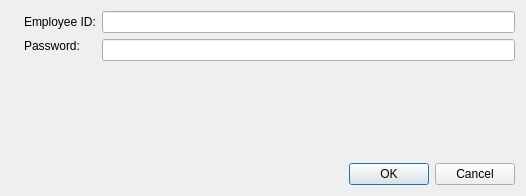
Qt form Login.ui (bedi1982/Oficina) before a commit.
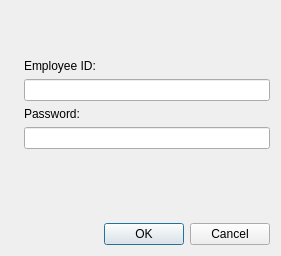
The same form after that commit. Icons and pictures are not drawn.

```diff
--- a/Login.ui
+++ b/Login.ui
@@ -6,36 +6,36 @@
    <rect>
     <x>0</x>
     <y>0</y>
-    <width>526</width>
-    <height>196</height>
+    <width>281</width>
+    <height>256</height>
    </rect>
   </property>
   <property name="windowTitle">
    <string>login</string>
   </property>
   <layout class="QGridLayout" name="gridLayout">
-   <item row="0" column="1">
+   <item row="7" column="1">
+    <widget class="QLabel" name="label_Feedback">
+     <property name="text">
+      <string/>
+     </property>
+    </widget>
+   </item>
+   <item row="1" column="3">
     <widget class="QLabel" name="lbl_UserId">
      <property name="text">
       <string>Employee ID:</string>
      </property>
     </widget>
    </item>
-   <item row="1" column="2" alignment="Qt::AlignTop">
+   <item row="4" column="3" alignment="Qt::AlignTop">
     <widget class="QLineEdit" name="line_Password">
      <property name="echoMode">
       <enum>QLineEdit::Password</enum>
      </property>
     </widget>
    </item>
-   <item row="1" column="1" alignment="Qt::AlignTop">
-    <widget class="QLabel" name="lbl_ID">
-     <property name="text">
-      <string>Password:</string>
-     </property>
-    </widget>
-   </item>
-   <item row="0" column="2">
+   <item row="2" column="3">
     <widget class="QLineEdit" name="line_ID">
      <property name="inputMethodHints">
       <set>Qt::ImhPreferNumbers</set>
@@ -45,14 +45,47 @@
      </property>
     </widget>
    </item>
-   <item row="3" column="1">
-    <widget class="QLabel" name="label_Feedback">
+   <item row="7" column="3" alignment="Qt::AlignTop">
+    <widget class="QDialogButtonBox" name="buttonBox">
+     <property name="standardButtons">
+      <set>QDialogButtonBox::Cancel|QDialogButtonBox::Ok</set>
+     </property>
+    </widget>
+   </item>
+   <item row="3" column="3">
+    <widget class="QLabel" name="lbl_ID">
      <property name="text">
-      <string/>
+      <string>Password:</string>
      </property>
     </widget>
    </item>
-   <item row="1" column="0">
+   <item row="0" column="3">
+    <spacer name="verticalSpacer_2">
+     <property name="orientation">
+      <enum>Qt::Vertical</enum>
+     </property>
+     <property name="sizeHint" stdset="0">
+      <size>
+       <width>20</width>
+       <height>40</height>
+      </size>
+     </property>
+    </spacer>
+   </item>
+   <item row="6" column="3">
+    <spacer name="verticalSpacer">
+     <property name="orientation">
+      <enum>Qt::Vertical</enum>
+     </property>
+     <property name="sizeHint" stdset="0">
+      <size>
+       <width>20</width>
+       <height>40</height>
+      </size>
+     </property>
+    </spacer>
+   </item>
+   <item row="5" column="3">
     <widget class="QLabel" name="label">
      <property name="text">
       <string/>
@@ -65,26 +98,6 @@
      </property>
     </widget>
    </item>
-   <item row="2" column="2">
-    <spacer name="verticalSpacer">
-     <property name="orientation">
-      <enum>Qt::Vertical</enum>
-     </property>
-     <property name="sizeHint" stdset="0">
-      <size>
-       <width>20</width>
-       <height>40</height>
-      </size>
-     </property>
-    </spacer>
-   </item>
-   <item row="3" column="2" alignment="Qt::AlignTop">
-    <widget class="QDialogButtonBox" name="buttonBox">
-     <property name="standardButtons">
-      <set>QDialogButtonBox::Cancel|QDialogButtonBox::Ok</set>
-     </property>
-    </widget>
-   </item>
   </layout>
  </widget>
  <tabstops>
```
Left out of the diff: 2 changed lines with no effect on the pictures.
